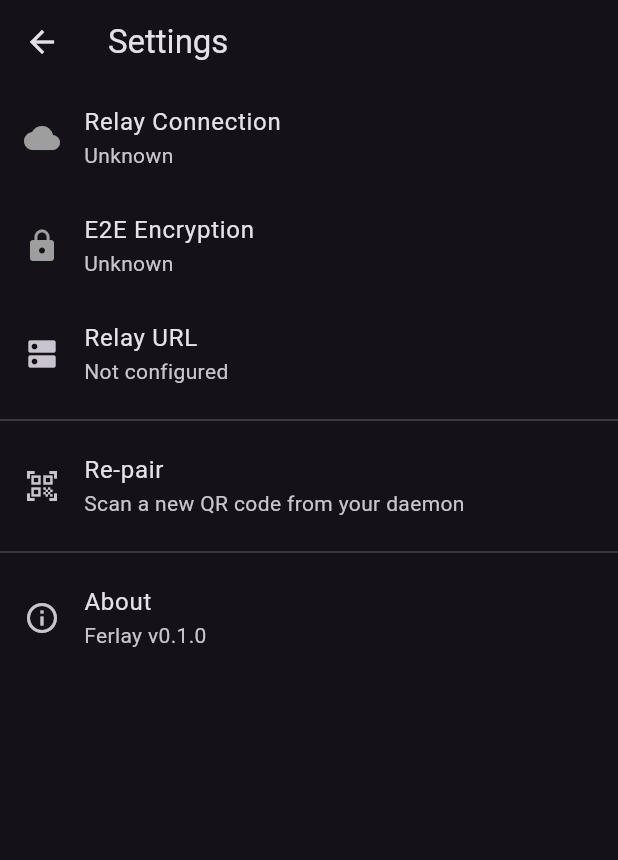
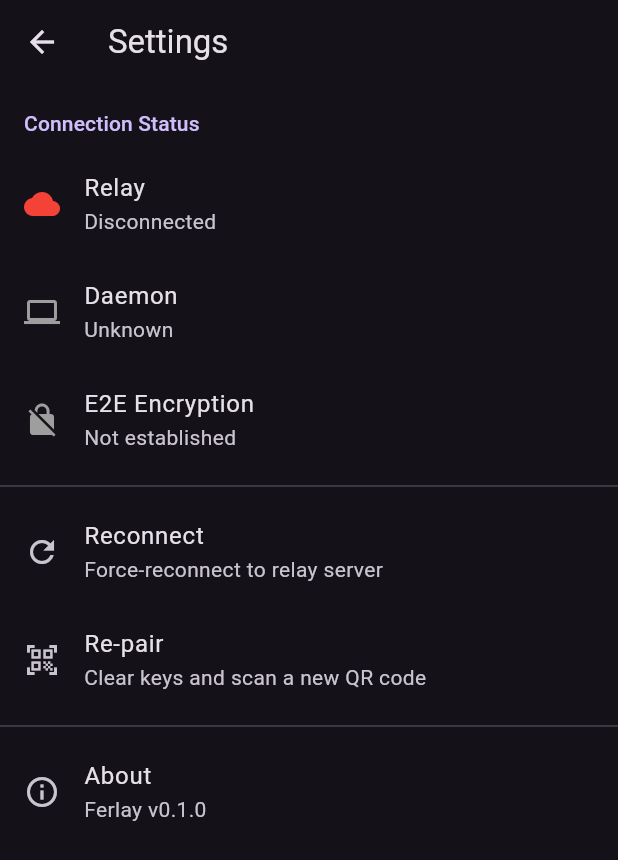
Before and after one commit to y0sif/ferlay, a Flutter app: the SettingsScreen screen opened by its route, on a phone screen of 412 x 824 dp. Shown: the top 860 px of the screen. Run offline on Flutter 3.47's test engine with Material 3 defaults, Android fonts, the phone set to English and light mode, and no system bars; our stand-ins replace flutter_riverpod, flutter_secure_storage; missing offline and left inert: cryptography, mobile_scanner; accounts and stored records are empty.

Commit message:
Improve settings screen with detailed connection status
- Show three-line status: Relay (with URL), Daemon (with last seen),
  Encryption (with appropriate lock icon and color)
- Add Reconnect button to force-reconnect WebSocket
- Add Re-pair button with confirmation dialog that clears keys
- Section header for Connection Status
- Color-coded icons for all three connection layers

Co-Authored-By: Claude Opus 4.6 (1M context) <noreply@anthropic.com>

```diff
--- a/app/lib/screens/settings_screen.dart
+++ b/app/lib/screens/settings_screen.dart
@@ -1,7 +1,9 @@
 import 'package:flutter/material.dart';
 import 'package:flutter_riverpod/flutter_riverpod.dart';
 
+import '../models/connection_state.dart';
 import '../providers/auth_provider.dart';
+import '../providers/connection_provider.dart';
 import '../providers/relay_provider.dart';
 import '../services/relay_service.dart';
 import '../services/storage_service.dart';
@@ -11,93 +13,153 @@ class SettingsScreen extends ConsumerWidget {
 
   @override
   Widget build(BuildContext context, WidgetRef ref) {
-    final relayState = ref.watch(relayStateProvider);
-    final encryptionState = ref.watch(encryptionStateProvider);
+    final connState = ref.watch(connectionProvider);
+    final theme = Theme.of(context);
 
     return Scaffold(
       appBar: AppBar(title: const Text('Settings')),
       body: ListView(
         children: [
-          // Connection status
+          // Section header
+          Padding(
+            padding: const EdgeInsets.fromLTRB(16, 16, 16, 8),
+            child: Text(
+              'Connection Status',
+              style: theme.textTheme.titleSmall?.copyWith(
+                color: theme.colorScheme.primary,
+              ),
+            ),
+          ),
+
+          // Relay status
           ListTile(
             leading: Icon(
               Icons.cloud,
-              color: relayState.when(
-                data: (s) => switch (s) {
+              color: switch (connState.relay) {
                 RelayConnectionState.connected => Colors.green,
                 RelayConnectionState.connecting => Colors.amber,
                 RelayConnectionState.disconnected => Colors.red,
               },
-                loading: () => Colors.grey,
-                error: (_, _) => Colors.red,
+            ),
+            title: const Text('Relay'),
+            subtitle: FutureBuilder<String?>(
+              future: StorageService.getRelayUrl(),
+              builder: (context, snapshot) {
+                final status = switch (connState.relay) {
+                  RelayConnectionState.connected => 'Connected',
+                  RelayConnectionState.connecting => 'Reconnecting...',
+                  RelayConnectionState.disconnected => 'Disconnected',
+                };
+                final url = snapshot.data;
+                return Text(url != null ? '$status ($url)' : status);
+              },
             ),
           ),
-            title: const Text('Relay Connection'),
-            subtitle: Text(relayState.when(
-              data: (s) => switch (s) {
-                RelayConnectionState.connected => 'Connected',
-                RelayConnectionState.connecting => 'Connecting...',
-                RelayConnectionState.disconnected => 'Disconnected',
+
+          // Daemon status
+          ListTile(
+            leading: Icon(
+              Icons.computer,
+              color: switch (connState.daemon) {
+                DaemonState.online => Colors.green,
+                DaemonState.offline => Colors.red,
+                DaemonState.unknown => Colors.grey,
               },
-              loading: () => 'Unknown',
-              error: (_, _) => 'Error',
-            )),
+            ),
+            title: const Text('Daemon'),
+            subtitle: Builder(builder: (context) {
+              final status = switch (connState.daemon) {
+                DaemonState.online => 'Online',
+                DaemonState.offline => 'Offline',
+                DaemonState.unknown => 'Unknown',
+              };
+              final lastPong =
+                  ref.read(connectionProvider.notifier).lastPongTime;
+              if (lastPong != null && connState.daemon == DaemonState.online) {
+                final ago = DateTime.now().difference(lastPong);
+                final agoStr = ago.inSeconds < 60
+                    ? '${ago.inSeconds}s ago'
+                    : '${ago.inMinutes}m ago';
+                return Text('$status (last seen $agoStr)');
+              }
+              return Text(status);
+            }),
           ),
 
           // Encryption status
           ListTile(
             leading: Icon(
-              Icons.lock,
-              color: encryptionState.when(
-                data: (s) => switch (s) {
+              switch (connState.encryption) {
+                EncryptionState.established => Icons.lock,
+                EncryptionState.establishing => Icons.lock_clock,
+                EncryptionState.notEstablished => Icons.no_encryption,
+                EncryptionState.failed => Icons.lock_open,
+              },
+              color: switch (connState.encryption) {
                 EncryptionState.established => Colors.green,
                 EncryptionState.establishing => Colors.amber,
                 EncryptionState.notEstablished => Colors.grey,
                 EncryptionState.failed => Colors.red,
               },
-                loading: () => Colors.grey,
-                error: (_, _) => Colors.red,
-              ),
             ),
             title: const Text('E2E Encryption'),
-            subtitle: Text(encryptionState.when(
-              data: (s) => switch (s) {
-                EncryptionState.established => 'Verified and active',
+            subtitle: Text(switch (connState.encryption) {
+              EncryptionState.established => 'Active',
               EncryptionState.establishing => 'Key exchange in progress...',
               EncryptionState.notEstablished => 'Not established',
               EncryptionState.failed => 'Failed',
-              },
-              loading: () => 'Unknown',
-              error: (_, _) => 'Error',
-            )),
+            }),
           ),
 
-          // Relay URL
-          FutureBuilder<String?>(
-            future: StorageService.getRelayUrl(),
-            builder: (context, snapshot) {
-              return ListTile(
-                leading: const Icon(Icons.dns),
-                title: const Text('Relay URL'),
-                subtitle: Text(snapshot.data ?? 'Not configured'),
+          const Divider(),
+
+          // Reconnect button
+          ListTile(
+            leading: const Icon(Icons.refresh),
+            title: const Text('Reconnect'),
+            subtitle: const Text('Force-reconnect to relay server'),
+            onTap: () {
+              final relay = ref.read(relayServiceProvider);
+              relay.reconnect();
+              ScaffoldMessenger.of(context).showSnackBar(
+                const SnackBar(content: Text('Reconnecting...')),
               );
             },
           ),
-
-          const Divider(),
 
           // Re-pair
           ListTile(
             leading: const Icon(Icons.qr_code_scanner),
             title: const Text('Re-pair'),
-            subtitle: const Text('Scan a new QR code from your daemon'),
+            subtitle:
+                const Text('Clear keys and scan a new QR code'),
             onTap: () async {
+              final confirmed = await showDialog<bool>(
+                context: context,
+                builder: (ctx) => AlertDialog(
+                  title: const Text('Re-pair?'),
+                  content: const Text(
+                      'This will clear your encryption keys and disconnect. You will need to scan a new QR code from the daemon.'),
+                  actions: [
+                    TextButton(
+                      onPressed: () => Navigator.of(ctx).pop(false),
+                      child: const Text('Cancel'),
+                    ),
+                    FilledButton(
+                      onPressed: () => Navigator.of(ctx).pop(true),
+                      child: const Text('Re-pair'),
+                    ),
+                  ],
+                ),
+              );
+              if (confirmed == true) {
                 await ref.read(authProvider.notifier).unpair();
                 if (context.mounted) {
                   Navigator.of(context).pushNamedAndRemoveUntil(
                     '/pairing',
                     (route) => false,
                   );
+                }
               }
             },
           ),
```
Lines whose indentation alone changed are shown as unchanged.
